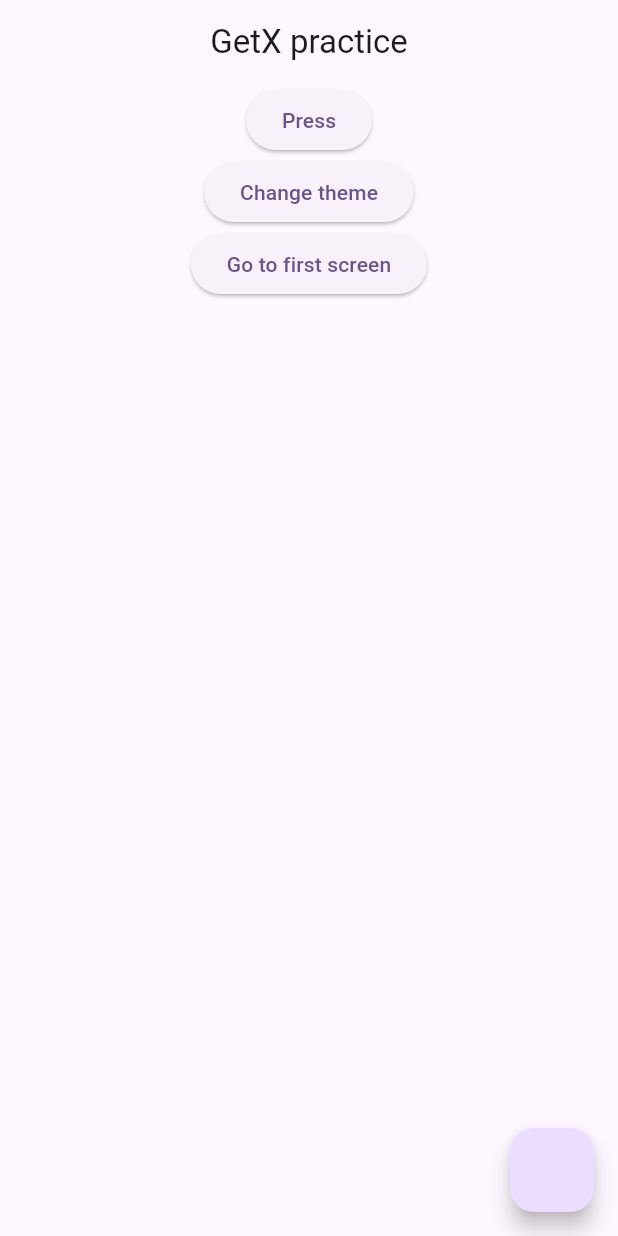
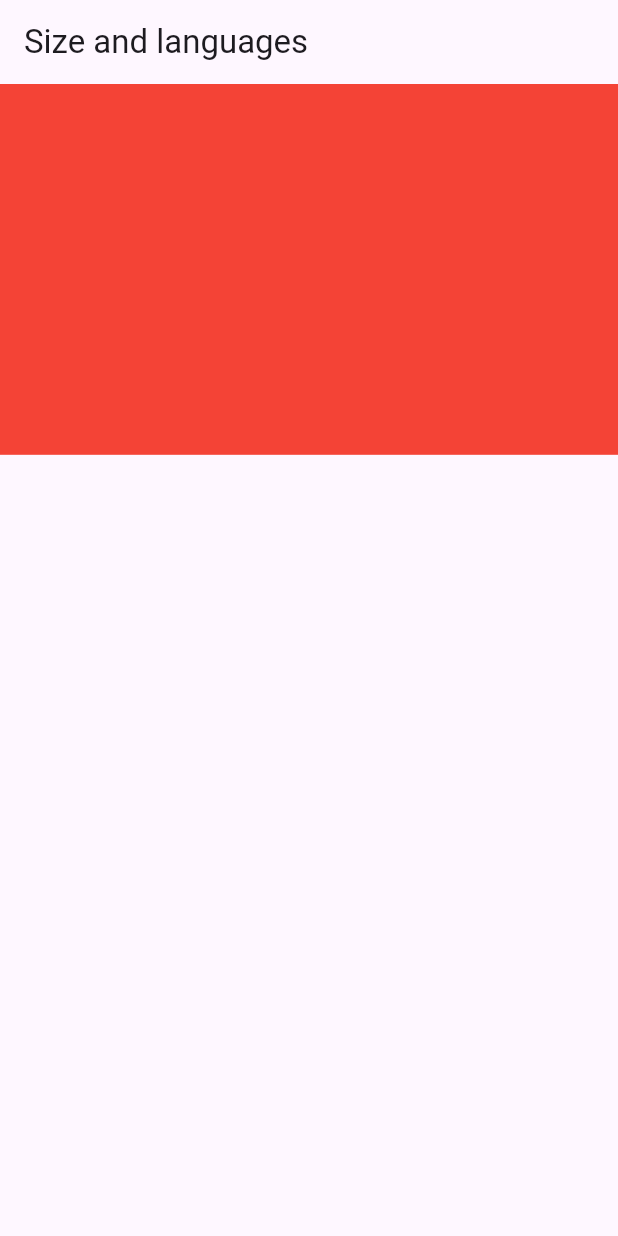
Before and after one commit to saliq03/GetX-Practice, a Flutter app: the screen it shows after launch, on a phone screen of 412 x 824 dp. Run offline on Flutter 3.47's test engine with Material 3 defaults, Android fonts, the phone set to English and light mode, and no system bars; our stand-ins replace get.

Commit message:
get sizes

```diff
--- a/lib/main.dart
+++ b/lib/main.dart
@@ -3,6 +3,7 @@ import 'package:getx_practice/FirstScreen.dart';
 import 'package:getx_practice/Home.dart';
 import 'package:get/get.dart';
 import 'package:getx_practice/SecondScreen.dart';
+import 'package:getx_practice/size_and_languages.dart';
 
 void main() {
   runApp(const MyApp());
@@ -21,7 +22,7 @@ class MyApp extends StatelessWidget {
         colorScheme: ColorScheme.fromSeed(seedColor: Colors.deepPurple),
         useMaterial3: true,
       ),
-      home: Home(),
+      home: SizeAndLanguages(),
       getPages: [
         GetPage(name:'/screeen', page: ()=>Home()),
         GetPage(name:'/screeenfirst', page: ()=>Firstscreen()),
--- /dev/null
+++ b/lib/size_and_languages.dart
@@ -0,0 +1,27 @@
+import 'package:flutter/cupertino.dart';
+import 'package:flutter/material.dart';
+import 'package:get/get.dart';
+import 'package:get/get_core/src/get_main.dart';
+
+class SizeAndLanguages extends StatefulWidget {
+  const SizeAndLanguages({super.key});
+
+  @override
+  State<SizeAndLanguages> createState() => _SizeAndLanguagesState();
+}
+
+class _SizeAndLanguagesState extends State<SizeAndLanguages> {
+  @override
+  Widget build(BuildContext context) {
+    return Scaffold(
+    appBar: AppBar(
+      title: Text("Size and languages"),
+    ),
+      body: Container(
+        color: Colors.red,
+        height: Get.height*.3,
+        width: Get.width*1,
+      ),
+    );
+  }
+}
```
